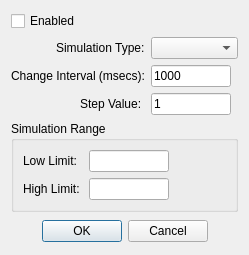
sanny32/OpenModScan, file src/dialogs/dialogautosimulation.ui: the form before one commit.
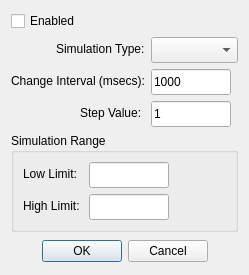
The form after the commit. Custom widgets are drawn as their Qt base class.

What changed in the file:
```diff
--- a/src/dialogs/dialogautosimulation.ui
+++ b/src/dialogs/dialogautosimulation.ui
@@ -34,7 +34,14 @@
       </widget>
      </item>
      <item row="0" column="1">
-      <widget class="SimulationModeComboBox" name="comboBoxSimulationType"/>
+      <widget class="SimulationModeComboBox" name="comboBoxSimulationType">
+       <property name="minimumSize">
+        <size>
+         <width>0</width>
+         <height>26</height>
+        </size>
+       </property>
+      </widget>
      </item>
      <item row="1" column="1">
       <widget class="NumericLineEdit" name="lineEditInterval">
@@ -44,6 +51,12 @@
          <verstretch>0</verstretch>
         </sizepolicy>
        </property>
+       <property name="minimumSize">
+        <size>
+         <width>0</width>
+         <height>26</height>
+        </size>
+       </property>
        <property name="maximumSize">
         <size>
          <width>80</width>
@@ -77,6 +90,12 @@
          <verstretch>0</verstretch>
         </sizepolicy>
        </property>
+       <property name="minimumSize">
+        <size>
+         <width>0</width>
+         <height>26</height>
+        </size>
+       </property>
        <property name="maximumSize">
         <size>
          <width>80</width>
@@ -111,6 +130,12 @@
           <verstretch>0</verstretch>
          </sizepolicy>
         </property>
+        <property name="minimumSize">
+         <size>
+          <width>0</width>
+          <height>26</height>
+         </size>
+        </property>
         <property name="maximumSize">
          <size>
           <width>80</width>
@@ -134,6 +159,12 @@
           <verstretch>0</verstretch>
          </sizepolicy>
         </property>
+        <property name="minimumSize">
+         <size>
+          <width>0</width>
+          <height>26</height>
+         </size>
+        </property>
         <property name="maximumSize">
          <size>
           <width>80</width>
```
